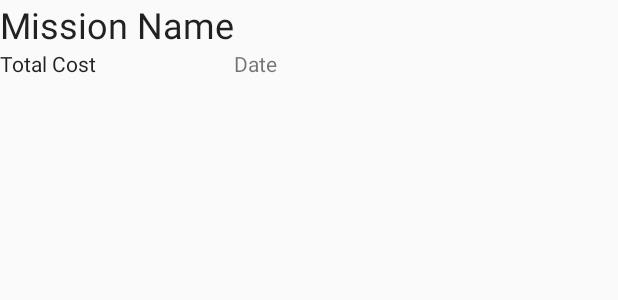
After one commit to Need2Revolt/LEMP, an Android app: the layout mission_listview_item.xml on its own in the app's theme, with its tools: preview values and no code run, on a phone screen of 412 x 824 dp. The commit adds this screen. Shown: the top 300 px of the screen. Run offline under Robolectric (Android 15) with nearby library versions, the phone set to English and light mode, and no system bars.

Commit message:
Adding mission list using a ListView, using theme colors

```diff
--- /dev/null
+++ b/app/src/main/res/layout/mission_listview_item.xml
@@ -0,0 +1,67 @@
+<?xml version="1.0" encoding="utf-8"?>
+<android.widget.TableLayout xmlns:android="http://schemas.android.com/apk/res/android"
+    xmlns:app="http://schemas.android.com/apk/res-auto"
+    xmlns:tools="http://schemas.android.com/tools"
+    android:layout_width="match_parent"
+    android:layout_height="match_parent"
+    android:orientation="horizontal"
+    android:id="@+id/missionListItem"
+    android:layout_weight="1">
+
+    <TableRow
+        android:layout_width="match_parent"
+        android:layout_height="match_parent"
+        android:id="@+id/missionNameRow"
+        android:orientation="horizontal" >
+
+        <TextView
+            android:text="Mission Name"
+            android:layout_width="wrap_content"
+            android:layout_height="wrap_content"
+            android:id="@+id/missionNameText"
+            tools:text="Mission Name"
+            android:contentDescription="Mission Name"
+            android:textAppearance="@style/TextAppearance.AppCompat.Headline" />
+    </TableRow>
+
+    <TableRow
+        android:layout_width="match_parent"
+        android:layout_height="match_parent"
+        android:id="@+id/missionDetailsRow"
+        android:orientation="horizontal" >
+
+        <TableRow
+            android:layout_width="match_parent"
+            android:layout_height="match_parent"
+            android:id="@+id/missionDetailTotalCostCol"
+            android:orientation="vertical" >
+
+            <TextView
+                android:text="Total Cost"
+                android:layout_width="wrap_content"
+                android:layout_height="wrap_content"
+                android:id="@+id/detailTotalCostText"
+                tools:text="Total Cost"
+                android:contentDescription="Total Cost"
+                android:textAppearance="@style/TextAppearance.AppCompat.Body1" />
+        </TableRow>
+
+        <TableRow
+            android:layout_width="match_parent"
+            android:layout_height="match_parent"
+            android:id="@+id/missionDetailDateCol"
+            android:orientation="vertical"
+            android:gravity="right">
+
+            <TextView
+                android:text="Date"
+                android:layout_width="match_parent"
+                android:layout_height="match_parent"
+                android:id="@+id/missionDateText"
+                tools:text="Date"
+                android:contentDescription="Date"
+                android:gravity="right"
+                android:textAlignment="gravity" />
+        </TableRow>
+    </TableRow>
+</android.widget.TableLayout>
```
Also changed, not shown: app/src/main/java/net/octopusstudios/carnospace/lemp/MissionsListerActivity.java (+46 -6 lines), app/src/main/java/net/octopusstudios/carnospace/lemp/adapters/MissionsAdapter.java (added, +85 -0 lines), app/src/main/res/layout/content_missions_lister.xml (+8 -5 lines).
